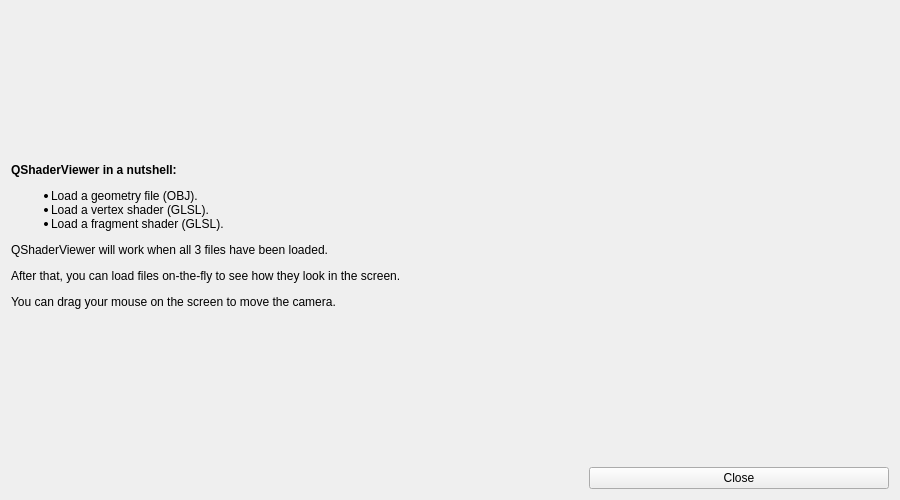
First picture: the form in tutorial.ui, repository gsanhueza/QShaderViewer, before the edit.
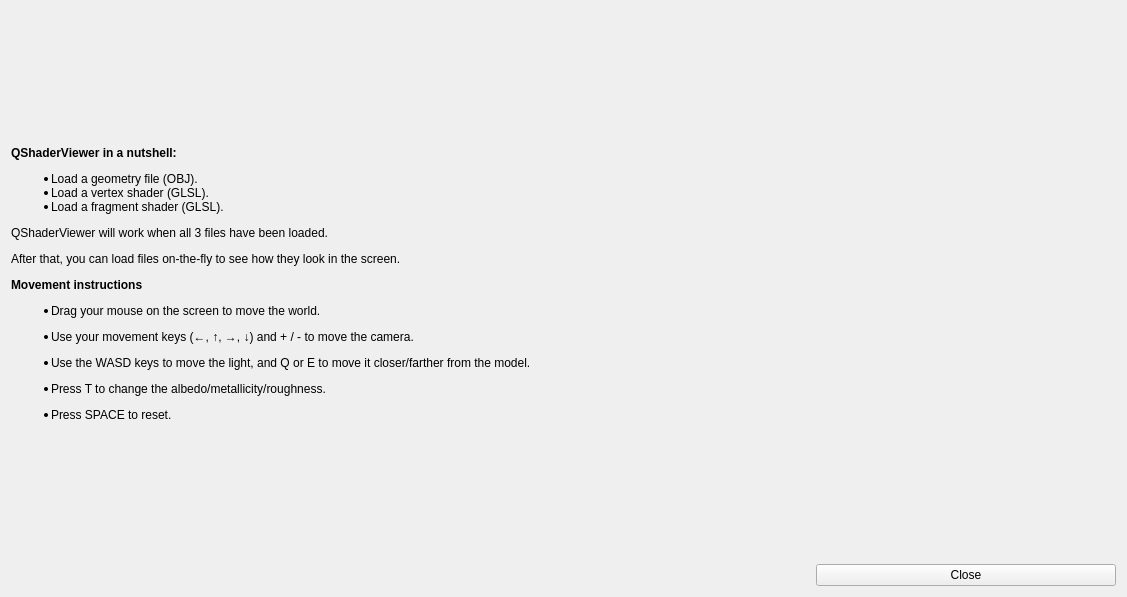
Second picture: the form after the edit. Icons and pictures are not drawn.

Commit message: Tutorial actualizado con instrucciones de teclas

Diff of the .ui file:
```diff
--- a/tutorial.ui
+++ b/tutorial.ui
@@ -7,8 +7,8 @@
    <rect>
     <x>0</x>
     <y>0</y>
-    <width>900</width>
-    <height>500</height>
+    <width>1127</width>
+    <height>597</height>
    </rect>
   </property>
   <property name="windowTitle">
@@ -22,7 +22,7 @@
    <item>
     <widget class="QLabel" name="instructions">
      <property name="text">
-      <string>&lt;html&gt;&lt;head/&gt;&lt;body&gt;&lt;p&gt;&lt;span style=&quot; font-weight:600;&quot;&gt;QShaderViewer in a nutshell:&lt;/span&gt;&lt;/p&gt;&lt;ul style=&quot;margin-top: 0px; margin-bottom: 0px; margin-left: 0px; margin-right: 0px; -qt-list-indent: 1;&quot;&gt;&lt;li style=&quot; margin-top:12px; margin-bottom:0px; margin-left:0px; margin-right:0px; -qt-block-indent:0; text-indent:0px;&quot;&gt;Load a geometry file (OBJ). &lt;/li&gt;&lt;li style=&quot; margin-top:0px; margin-bottom:0px; margin-left:0px; margin-right:0px; -qt-block-indent:0; text-indent:0px;&quot;&gt;Load a vertex shader (GLSL).&lt;/li&gt;&lt;li style=&quot; margin-top:0px; margin-bottom:12px; margin-left:0px; margin-right:0px; -qt-block-indent:0; text-indent:0px;&quot;&gt;Load a fragment shader (GLSL).&lt;/li&gt;&lt;/ul&gt;&lt;p&gt;QShaderViewer will work when all 3 files have been loaded.&lt;/p&gt;&lt;p&gt;After that, you can load files on-the-fly to see how they look in the screen.&lt;/p&gt;&lt;p&gt;You can drag your mouse on the screen to move the camera.&lt;/p&gt;&lt;/body&gt;&lt;/html&gt;</string>
+      <string>&lt;html&gt;&lt;head/&gt;&lt;body&gt;&lt;p&gt;&lt;span style=&quot; font-weight:600;&quot;&gt;QShaderViewer in a nutshell:&lt;/span&gt;&lt;/p&gt;&lt;ul style=&quot;margin-top: 0px; margin-bottom: 0px; margin-left: 0px; margin-right: 0px; -qt-list-indent: 1;&quot;&gt;&lt;li style=&quot; margin-top:12px; margin-bottom:0px; margin-left:0px; margin-right:0px; -qt-block-indent:0; text-indent:0px;&quot;&gt;Load a geometry file (OBJ). &lt;/li&gt;&lt;li style=&quot; margin-top:0px; margin-bottom:0px; margin-left:0px; margin-right:0px; -qt-block-indent:0; text-indent:0px;&quot;&gt;Load a vertex shader (GLSL).&lt;/li&gt;&lt;li style=&quot; margin-top:0px; margin-bottom:12px; margin-left:0px; margin-right:0px; -qt-block-indent:0; text-indent:0px;&quot;&gt;Load a fragment shader (GLSL).&lt;/li&gt;&lt;/ul&gt;&lt;p&gt;QShaderViewer will work when all 3 files have been loaded.&lt;/p&gt;&lt;p&gt;After that, you can load files on-the-fly to see how they look in the screen.&lt;/p&gt;&lt;p&gt;&lt;span style=&quot; font-weight:600;&quot;&gt;Movement instructions&lt;/span&gt;&lt;/p&gt;&lt;ul style=&quot;margin-top: 0px; margin-bottom: 0px; margin-left: 0px; margin-right: 0px; -qt-list-indent: 1;&quot;&gt;&lt;li style=&quot; margin-top:0px; margin-bottom:12px; margin-left:0px; margin-right:0px; -qt-block-indent:0; text-indent:0px;&quot;&gt;Drag your mouse on the screen to move the world.&lt;/li&gt;&lt;li style=&quot; margin-top:0px; margin-bottom:12px; margin-left:0px; margin-right:0px; -qt-block-indent:0; text-indent:0px;&quot;&gt;Use your movement keys (←, ↑, →, ↓) and + / - to move the camera.&lt;/li&gt;&lt;li style=&quot; margin-top:0px; margin-bottom:12px; margin-left:0px; margin-right:0px; -qt-block-indent:0; text-indent:0px;&quot;&gt;Use the WASD keys to move the light, and Q or E to move it closer/farther from the model.&lt;/li&gt;&lt;li style=&quot; margin-top:0px; margin-bottom:12px; margin-left:0px; margin-right:0px; -qt-block-indent:0; text-indent:0px;&quot;&gt;Press T to change the albedo/metallicity/roughness.&lt;/li&gt;&lt;li style=&quot; margin-top:0px; margin-bottom:12px; margin-left:0px; margin-right:0px; -qt-block-indent:0; text-indent:0px;&quot;&gt;Press SPACE to reset.&lt;/li&gt;&lt;/ul&gt;&lt;/body&gt;&lt;/html&gt;</string>
      </property>
     </widget>
    </item>
```
